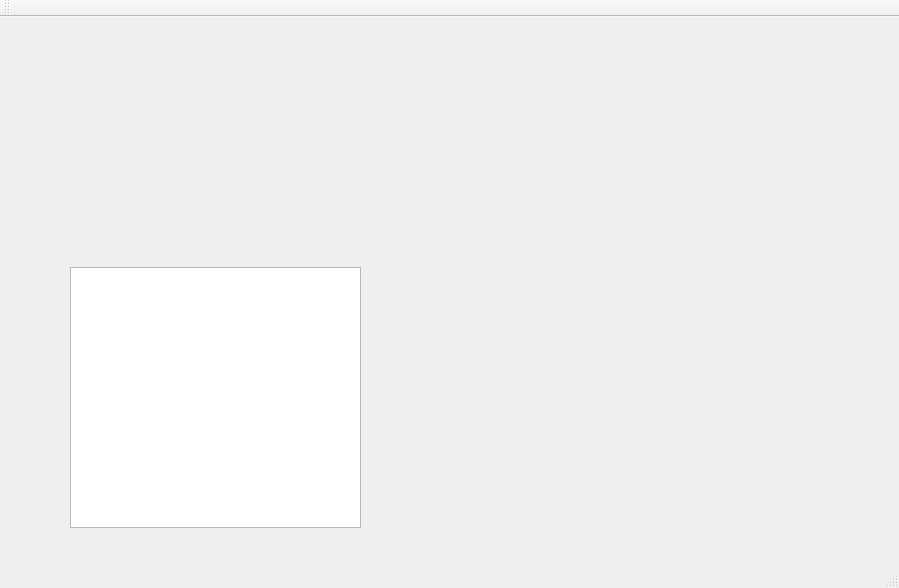
Above: memory-monitor/memorymonitor.ui from greati/memory-monitor before the change. Below: the same form after it.
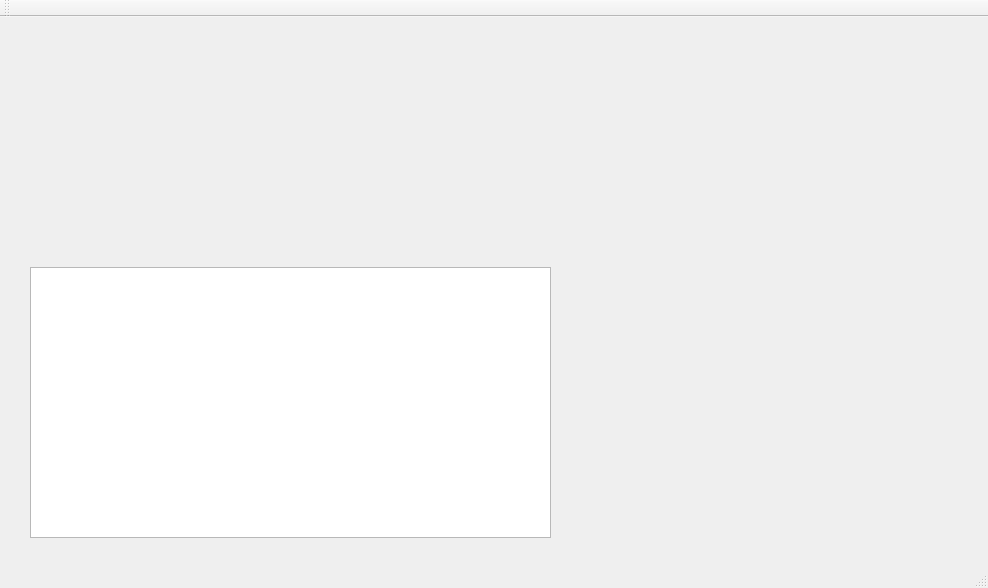
That is the form after the change. Custom widgets are drawn as their Qt base class.

What changed in the file:
```diff
--- a/memory-monitor/memorymonitor.ui
+++ b/memory-monitor/memorymonitor.ui
@@ -6,7 +6,7 @@
    <rect>
     <x>0</x>
     <y>0</y>
-    <width>899</width>
+    <width>988</width>
     <height>588</height>
    </rect>
   </property>
@@ -17,33 +17,33 @@
    <widget class="QCustomPlot" name="gen_monitor" native="true">
     <property name="geometry">
      <rect>
-      <x>70</x>
+      <x>30</x>
       <y>20</y>
-      <width>751</width>
+      <width>921</width>
       <height>211</height>
      </rect>
     </property>
    </widget>
-   <widget class="QTableView" name="proc_table">
-    <property name="geometry">
-     <rect>
-      <x>70</x>
-      <y>250</y>
-      <width>291</width>
-      <height>261</height>
-     </rect>
-    </property>
-   </widget>
    <widget class="QCustomPlot" name="proc_graph" native="true">
     <property name="geometry">
      <rect>
-      <x>390</x>
+      <x>560</x>
       <y>250</y>
-      <width>431</width>
+      <width>391</width>
       <height>261</height>
      </rect>
     </property>
    </widget>
+   <widget class="QTableWidget" name="proc_table">
+    <property name="geometry">
+     <rect>
+      <x>30</x>
+      <y>250</y>
+      <width>521</width>
+      <height>271</height>
+     </rect>
+    </property>
+   </widget>
   </widget>
   <widget class="QMenuBar" name="menuBar">
    <property name="geometry">
```
Left out of the diff: 2 changed lines with no effect on the pictures.
